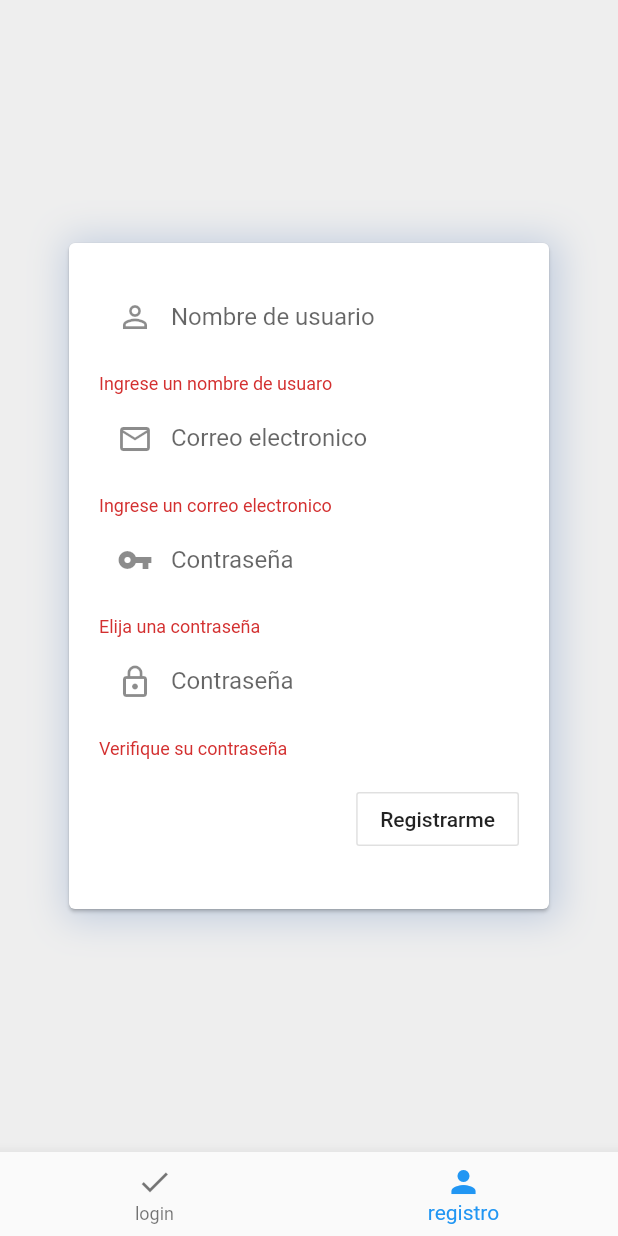
After one commit to EzioAARM/carwashapp, a Flutter app: the screen it shows after launch, item 2 of the bottom bar chosen, after a tap on "Registrarme", on a phone screen of 412 x 824 dp. The commit adds this screen. Run offline on Flutter 3.47's test engine with Material 2 defaults, Android fonts, the phone set to English and light mode, and no system bars.

Commit message:
layout principal con login form y de registro

```diff
--- /dev/null
+++ b/lib/forms/login.dart
@@ -0,0 +1,103 @@
+import 'package:flutter/material.dart';
+
+class LoginForm extends StatefulWidget {
+  @override
+  LoginFormState createState() {
+    return LoginFormState();
+  }
+}
+
+class LoginFormState extends State<LoginForm> {
+
+  final _formKey = GlobalKey<FormState>();
+
+  @override
+  Widget build(BuildContext context) {
+
+    return Form(
+      key: _formKey,
+      child: new Container(
+          child: Center(
+            child: Column(
+              mainAxisAlignment: MainAxisAlignment.center,
+              children: <Widget>[
+                Padding(
+                  padding: const EdgeInsets.symmetric(horizontal: 32.0),
+                  child: new Container(
+                    margin: new EdgeInsets.all(10.0),
+                    child: Card(
+                      child: Container(
+                        padding: const EdgeInsets.all(20.0),
+                        child: Column(
+                          crossAxisAlignment: CrossAxisAlignment.start,
+                          children: <Widget>[
+                            TextFormField(
+                              decoration: InputDecoration(
+                                border: InputBorder.none,
+                                labelText: 'Nombre de usuario',
+                                prefixIcon: Icon(Icons.person_outline)
+                              ),
+                              validator: (value) {
+                                if (value.isEmpty) {
+                                  return 'Ingrese un nombre de usuaro';
+                                }
+                                return null;
+                              },
+                            ),
+                            TextFormField(
+                              obscureText: true,
+                              decoration: InputDecoration(
+                                border: InputBorder.none,
+                                labelText: 'Contraseña',
+                                prefixIcon: Icon(Icons.vpn_key)
+                              ),
+                              validator: (value) {
+                                if (value.isEmpty) {
+                                  return 'Ingrese su contraseña';
+                                }
+                                return null;
+                              },
+                            ),
+                            Container(
+                              padding: const EdgeInsets.symmetric(vertical: 16.0),
+                              alignment: Alignment.centerRight,
+                              child: OutlineButton(
+                                onPressed: () {
+                                  if (_formKey.currentState.validate()) {
+                                    Scaffold.of(context)
+                                        .showSnackBar(SnackBar(content: Text('Verificando la informacion')));
+                                  }
+                                },
+                                child: Text("Iniciar sesion"),
+                                color: Colors.blue,
+                              ),
+                            ),
+                          ],
+                        ),
+                      ),
+                    ),
+                    decoration: new BoxDecoration(
+                      boxShadow: [
+                        BoxShadow(
+                          color: Color.fromRGBO(13, 71, 161, 0.2),
+                          blurRadius: 20.0,
+                          spreadRadius: 1.0,
+                          offset: Offset(
+                            2.0,
+                            2.0,
+                          ),
+                        )
+                      ]
+                    ),
+                  ),
+                ),
+              ],
+            ),
+          ),
+          decoration: new BoxDecoration(
+            color: Color.fromRGBO(238, 238, 238, 1)
+          ),
+        ),
+    );
+  }
+}
--- /dev/null
+++ b/lib/forms/register.dart
@@ -0,0 +1,130 @@
+import 'package:flutter/material.dart';
+
+class RegisterForm extends StatefulWidget {
+  @override
+  RegisterFormState createState() {
+    return RegisterFormState();
+  }
+}
+
+class RegisterFormState extends State<RegisterForm> {
+
+  final _formKey = GlobalKey<FormState>();
+
+  @override
+  Widget build(BuildContext context) {
+
+    return Form(
+      key: _formKey,
+      child: new Container(
+          child: Center(
+            child: Column(
+              mainAxisAlignment: MainAxisAlignment.center,
+              children: <Widget>[
+                Padding(
+                  padding: const EdgeInsets.symmetric(horizontal: 32.0),
+                  child: new Container(
+                    margin: new EdgeInsets.all(10.0),
+                    child: Card(
+                      child: Container(
+                        padding: const EdgeInsets.all(20.0),
+                        child: Column(
+                          crossAxisAlignment: CrossAxisAlignment.start,
+                          children: <Widget>[
+                            TextFormField(
+                              decoration: InputDecoration(
+                                border: InputBorder.none,
+                                labelText: 'Nombre de usuario',
+                                prefixIcon: Icon(Icons.person_outline)
+                              ),
+                              validator: (value) {
+                                if (value.isEmpty) {
+                                  return 'Ingrese un nombre de usuaro';
+                                }
+                                return null;
+                              },
+                            ),
+                            TextFormField(
+                              decoration: InputDecoration(
+                                border: InputBorder.none,
+                                labelText: 'Correo electronico',
+                                prefixIcon: Icon(Icons.mail_outline)
+                              ),
+                              validator: (value) {
+                                if (value.isEmpty) {
+                                  return 'Ingrese un correo electronico';
+                                }
+                                return null;
+                              },
+                            ),
+                            TextFormField(
+                              obscureText: true,
+                              decoration: InputDecoration(
+                                border: InputBorder.none,
+                                labelText: 'Contraseña',
+                                prefixIcon: Icon(Icons.vpn_key)
+                              ),
+                              validator: (value) {
+                                if (value.isEmpty) {
+                                  return 'Elija una contraseña';
+                                }
+                                return null;
+                              },
+                            ),
+                            TextFormField(
+                              obscureText: true,
+                              decoration: InputDecoration(
+                                border: InputBorder.none,
+                                labelText: 'Contraseña',
+                                prefixIcon: Icon(Icons.lock_outline)
+                              ),
+                              validator: (value) {
+                                if (value.isEmpty) {
+                                  return 'Verifique su contraseña';
+                                }
+                                return null;
+                              },
+                            ),
+                            Container(
+                              padding: const EdgeInsets.symmetric(vertical: 16.0),
+                              alignment: Alignment.centerRight,
+                              child: OutlineButton(
+                                onPressed: () {
+                                  if (_formKey.currentState.validate()) {
+                                    Scaffold.of(context)
+                                        .showSnackBar(SnackBar(content: Text('Verificando la informacion')));
+                                  }
+                                },
+                                child: Text("Registrarme"),
+                                color: Colors.blue,
+                              ),
+                            ),
+                          ],
+                        ),
+                      ),
+                    ),
+                    decoration: new BoxDecoration(
+                      boxShadow: [
+                        BoxShadow(
+                          color: Color.fromRGBO(13, 71, 161, 0.2),
+                          blurRadius: 20.0,
+                          spreadRadius: 1.0,
+                          offset: Offset(
+                            2.0,
+                            2.0,
+                          ),
+                        )
+                      ]
+                    ),
+                  ),
+                ),
+              ],
+            ),
+          ),
+          decoration: new BoxDecoration(
+            color: Color.fromRGBO(238, 238, 238, 1)
+          ),
+        ),
+    );
+  }
+}
--- a/lib/main.dart
+++ b/lib/main.dart
@@ -1,135 +1,69 @@
+import 'package:carwashapp/forms/register.dart';
+import 'package:carwashapp/forms/login.dart';
 import 'package:flutter/material.dart';
 
 void main() => runApp(MyApp());
 
 class MyApp extends StatelessWidget {
+
   @override
   Widget build(BuildContext context) {
     final appTitle = 'Form Validation Demo';
-
+    Widget _mainContent = new LoginForm();
     return MaterialApp(
       title: appTitle,
       theme: ThemeData(
         primarySwatch: Colors.blue
       ),
-      home: Scaffold(
-        body: new Container(
-          child: Center(
-            child: Column(
-              mainAxisAlignment: MainAxisAlignment.center,
-              children: <Widget>[
-                Padding(
-                  padding: const EdgeInsets.symmetric(horizontal: 32.0),
-                  child: new Container(
-                    margin: new EdgeInsets.all(10.0),
-                    child: Card(
-                      child: Container(
-                        padding: const EdgeInsets.all(20.0),
-                        child: LoginForm(),
-                      ),
-                    ),
-                    decoration: new BoxDecoration(
-                      boxShadow: [
-                        BoxShadow(
-                          color: Color.fromRGBO(13, 71, 161, 0.2),
-                          blurRadius: 20.0,
-                          spreadRadius: 1.0,
-                          offset: Offset(
-                            2.0,
-                            2.0,
-                          ),
-                        )
-                      ]
-                    ),
-                  ),
-                ),
-              ],
-            ),
-          ),
-          decoration: new BoxDecoration(
-            color: Color.fromRGBO(238, 238, 238, 1)
-          ),
-        ),
-        bottomNavigationBar: BottomNavigationBar(
-          currentIndex: 0,
-          items: [
-            BottomNavigationBarItem(
-              icon: Icon(Icons.check),
-              title: Text('login')
-            ),
-            BottomNavigationBarItem(
-              icon: Icon(Icons.person),
-              title: Text('registro')
-            )
-          ],
-        )
-      ),
+      home: new BottomBarStart(),
     );
   }
 }
 
-class LoginForm extends StatefulWidget {
+class BottomBarStart extends StatefulWidget {
   @override
-  LoginFormState createState() {
-    return LoginFormState();
-  }
+  _BottomNavBarState createState() => _BottomNavBarState();
 }
 
-class LoginFormState extends State<LoginForm> {
+class _BottomNavBarState extends State<BottomBarStart> {
 
-  final _formKey = GlobalKey<FormState>();
+  var _curIndex = 0;
+  Widget _content = new LoginForm();
+
+  Widget bottomBar() => BottomNavigationBar(
+    items: [
+      BottomNavigationBarItem(
+        icon: Icon(Icons.check),
+        title: Text('login'),
+      ),
+      BottomNavigationBarItem(
+        icon: Icon(Icons.person),
+        title: Text('registro'),
+      ),
+    ],
+    type: BottomNavigationBarType.fixed,
+    currentIndex: _curIndex,
+    onTap: (index) {
+      setState(() {
+        _curIndex = index;
+        switch (_curIndex) {
+          case 0:
+            _content = LoginForm();
+            break;
+          case 1:
+            _content = RegisterForm();
+            break;
+        }
+      });
+    },
+  );
 
   @override
   Widget build(BuildContext context) {
-
-    return Form(
-      key: _formKey,
-      child: Column(
-        crossAxisAlignment: CrossAxisAlignment.start,
-        children: <Widget>[
-          TextFormField(
-            decoration: InputDecoration(
-              border: InputBorder.none,
-              labelText: 'Nombre de usuario',
-              prefixIcon: Icon(Icons.person)
-            ),
-            validator: (value) {
-              if (value.isEmpty) {
-                return 'Ingrese un nombre de usuaro';
-              }
-              return null;
-            },
-          ),
-          TextFormField(
-            obscureText: true,
-            decoration: InputDecoration(
-              border: InputBorder.none,
-              labelText: 'Contraseña',
-              prefixIcon: Icon(Icons.lock)
-            ),
-            validator: (value) {
-              if (value.isEmpty) {
-                return 'Ingrese su contraseña';
-              }
-              return null;
-            },
-          ),
-          Container(
-            padding: const EdgeInsets.symmetric(vertical: 16.0),
-            alignment: Alignment.centerRight,
-            child: OutlineButton(
-              onPressed: () {
-                if (_formKey.currentState.validate()) {
-                  Scaffold.of(context)
-                      .showSnackBar(SnackBar(content: Text('Processing Data')));
-                }
-              },
-              child: Text("Iniciar sesion"),
-              color: Colors.blue,
-            ),
-          ),
-        ],
-      ),
+    return Scaffold(
+      bottomNavigationBar: bottomBar(),
+      body: _content,
     );
   }
+
 }
```
